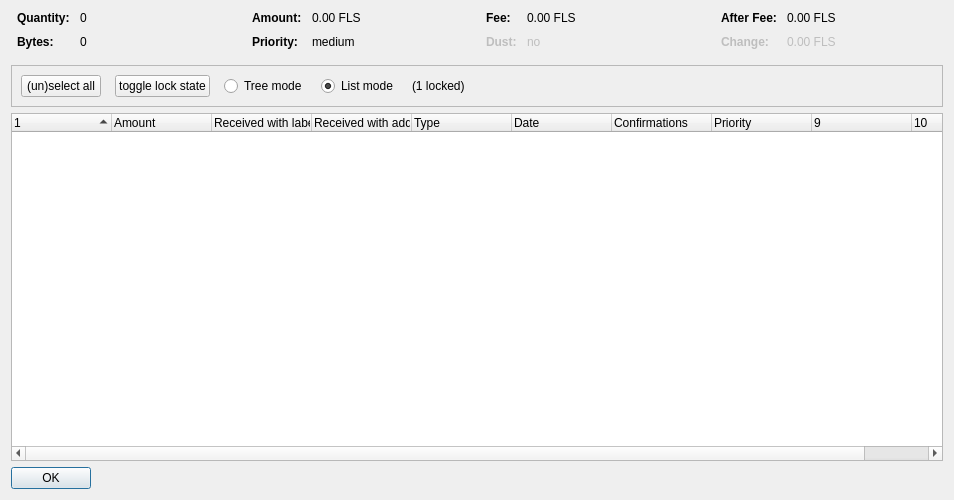
Old version of the form src/qt/forms/coincontroldialog.ui in the repository decenomy/FLS.
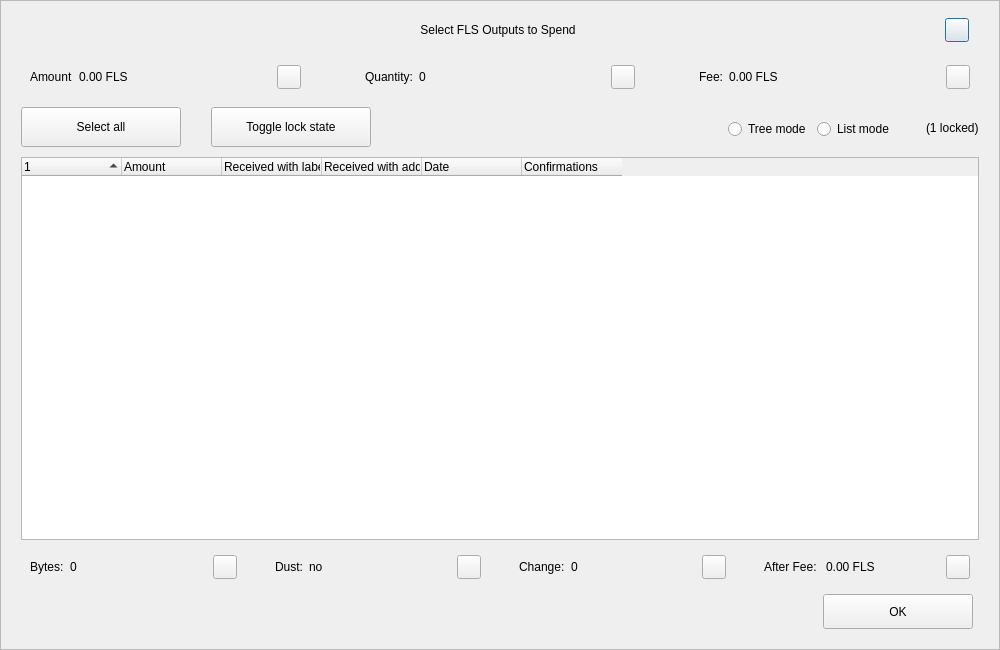
New version of the form. Custom widgets are drawn as their Qt base class.

```diff
--- a/src/qt/forms/coincontroldialog.ui
+++ b/src/qt/forms/coincontroldialog.ui
@@ -6,50 +6,226 @@
    <rect>
     <x>0</x>
     <y>0</y>
-    <width>954</width>
-    <height>500</height>
+    <width>1000</width>
+    <height>650</height>
    </rect>
   </property>
+  <property name="minimumSize">
+   <size>
+    <width>950</width>
+    <height>650</height>
+   </size>
+  </property>
   <property name="windowTitle">
    <string>Coin Selection</string>
   </property>
+  <property name="styleSheet">
+   <string notr="true"/>
+  </property>
   <layout class="QVBoxLayout" name="verticalLayout">
-   <item>
-    <layout class="QHBoxLayout" name="horizontalLayoutTop" stretch="0,0,0,0">
+   <property name="spacing">
+    <number>0</number>
+   </property>
+   <property name="leftMargin">
+    <number>0</number>
+   </property>
      <property name="topMargin">
       <number>0</number>
      </property>
+   <property name="rightMargin">
+    <number>0</number>
+   </property>
      <property name="bottomMargin">
-      <number>10</number>
+    <number>0</number>
      </property>
      <item>
-      <layout class="QFormLayout" name="formLayoutCoinControl1">
-       <property name="horizontalSpacing">
-        <number>10</number>
-       </property>
-       <property name="verticalSpacing">
-        <number>10</number>
-       </property>
+    <widget class="QFrame" name="frameContainer">
+     <property name="toolTipDuration">
+      <number>0</number>
+     </property>
+     <property name="frameShape">
+      <enum>QFrame::StyledPanel</enum>
+     </property>
+     <property name="frameShadow">
+      <enum>QFrame::Raised</enum>
+     </property>
+     <layout class="QVBoxLayout" name="verticalLayout_2">
        <property name="leftMargin">
-        <number>6</number>
+       <number>0</number>
        </property>
        <property name="rightMargin">
-        <number>6</number>
-       </property>
-       <item row="0" column="0">
+       <number>0</number>
+      </property>
+      <property name="bottomMargin">
+       <number>20</number>
+      </property>
+      <item>
+       <layout class="QHBoxLayout" name="horizontalLayout_12">
+        <property name="spacing">
+         <number>0</number>
+        </property>
+        <property name="leftMargin">
+         <number>20</number>
+        </property>
+        <property name="rightMargin">
+         <number>30</number>
+        </property>
+        <item>
+         <spacer name="horizontalSpacer_4">
+          <property name="orientation">
+           <enum>Qt::Horizontal</enum>
+          </property>
+          <property name="sizeHint" stdset="0">
+           <size>
+            <width>40</width>
+            <height>20</height>
+           </size>
+          </property>
+         </spacer>
+        </item>
+        <item>
+         <widget class="QLabel" name="labelTitle">
+          <property name="minimumSize">
+           <size>
+            <width>0</width>
+            <height>40</height>
+           </size>
+          </property>
+          <property name="maximumSize">
+           <size>
+            <width>16777215</width>
+            <height>40</height>
+           </size>
+          </property>
+          <property name="styleSheet">
+           <string notr="true">padding-left:30px;</string>
+          </property>
+          <property name="text">
+           <string>Select FLS Outputs to Spend</string>
+          </property>
+          <property name="alignment">
+           <set>Qt::AlignCenter</set>
+          </property>
+          <property name="margin">
+           <number>7</number>
+          </property>
+         </widget>
+        </item>
+        <item>
+         <spacer name="horizontalSpacer_5">
+          <property name="orientation">
+           <enum>Qt::Horizontal</enum>
+          </property>
+          <property name="sizeHint" stdset="0">
+           <size>
+            <width>40</width>
+            <height>20</height>
+           </size>
+          </property>
+         </spacer>
+        </item>
+        <item>
+         <widget class="QPushButton" name="btnEsc">
+          <property name="minimumSize">
+           <size>
+            <width>24</width>
+            <height>24</height>
+           </size>
+          </property>
+          <property name="maximumSize">
+           <size>
+            <width>24</width>
+            <height>24</height>
+           </size>
+          </property>
+          <property name="text">
+           <string/>
+          </property>
+         </widget>
+        </item>
+       </layout>
+      </item>
+      <item>
+       <layout class="QHBoxLayout" name="horizontalLayout_8">
+        <property name="leftMargin">
+         <number>20</number>
+        </property>
+        <property name="rightMargin">
+         <number>20</number>
+        </property>
+        <item>
+         <widget class="QWidget" name="layoutAmount" native="true">
+          <layout class="QHBoxLayout" name="horizontalLayout_9" stretch="0,1,0">
+           <item>
+            <widget class="QLabel" name="labelCoinControlAmountText">
+             <property name="text">
+              <string>Amount</string>
+             </property>
+            </widget>
+           </item>
+           <item>
+            <widget class="QLabel" name="labelCoinControlAmount">
+             <property name="text">
+              <string>0.00 FLS</string>
+             </property>
+            </widget>
+           </item>
+           <item alignment="Qt::AlignHCenter|Qt::AlignVCenter">
+            <widget class="QPushButton" name="pushButtonAmount">
+             <property name="minimumSize">
+              <size>
+               <width>0</width>
+               <height>24</height>
+              </size>
+             </property>
+             <property name="maximumSize">
+              <size>
+               <width>24</width>
+               <height>26</height>
+              </size>
+             </property>
+             <property name="focusPolicy">
+              <enum>Qt::NoFocus</enum>
+             </property>
+             <property name="styleSheet">
+              <string notr="true">padding-bottom:2px;
+padding-right:4px;</string>
+             </property>
+             <property name="text">
+              <string/>
+             </property>
+            </widget>
+           </item>
+          </layout>
+         </widget>
+        </item>
+        <item>
+         <spacer name="horizontalSpacer_2">
+          <property name="orientation">
+           <enum>Qt::Horizontal</enum>
+          </property>
+          <property name="sizeType">
+           <enum>QSizePolicy::Fixed</enum>
+          </property>
+          <property name="sizeHint" stdset="0">
+           <size>
+            <width>40</width>
+            <height>20</height>
+           </size>
+          </property>
+         </spacer>
+        </item>
+        <item>
+         <widget class="QWidget" name="layoutQuantity" native="true">
+          <layout class="QHBoxLayout" name="horizontalLayout_10" stretch="0,1,0">
+           <item>
         <widget class="QLabel" name="labelCoinControlQuantityText">
-         <property name="font">
-          <font>
-           <weight>75</weight>
-           <bold>true</bold>
-          </font>
-         </property>
          <property name="text">
           <string>Quantity:</string>
          </property>
         </widget>
        </item>
-       <item row="0" column="1">
+           <item>
         <widget class="QLabel" name="labelCoinControlQuantity">
          <property name="cursor">
           <cursorShape>IBeamCursor</cursorShape>
@@ -58,146 +234,66 @@
           <enum>Qt::ActionsContextMenu</enum>
          </property>
          <property name="text">
-          <string notr="true">0</string>
-         </property>
-         <property name="textInteractionFlags">
-          <set>Qt::LinksAccessibleByMouse|Qt::TextSelectableByKeyboard|Qt::TextSelectableByMouse</set>
-         </property>
-        </widget>
-       </item>
-       <item row="1" column="0">
-        <widget class="QLabel" name="labelCoinControlBytesText">
-         <property name="font">
-          <font>
-           <weight>75</weight>
-           <bold>true</bold>
-          </font>
-         </property>
-         <property name="text">
-          <string>Bytes:</string>
-         </property>
-        </widget>
-       </item>
-       <item row="1" column="1">
-        <widget class="QLabel" name="labelCoinControlBytes">
-         <property name="cursor">
-          <cursorShape>IBeamCursor</cursorShape>
-         </property>
-         <property name="contextMenuPolicy">
-          <enum>Qt::ActionsContextMenu</enum>
+              <string>0</string>
+             </property>
+            </widget>
+           </item>
+           <item alignment="Qt::AlignHCenter|Qt::AlignVCenter">
+            <widget class="QPushButton" name="pushButtonQuantity">
+             <property name="minimumSize">
+              <size>
+               <width>0</width>
+               <height>24</height>
+              </size>
+             </property>
+             <property name="maximumSize">
+              <size>
+               <width>24</width>
+               <height>26</height>
+              </size>
+             </property>
+             <property name="focusPolicy">
+              <enum>Qt::NoFocus</enum>
+             </property>
+             <property name="styleSheet">
+              <string notr="true">padding-bottom:2px;
+               padding-right:4px;</string>
          </property>
          <property name="text">
-          <string notr="true">0</string>
-         </property>
-         <property name="textInteractionFlags">
-          <set>Qt::LinksAccessibleByMouse|Qt::TextSelectableByKeyboard|Qt::TextSelectableByMouse</set>
-         </property>
+              <string/>
+             </property>
         </widget>
        </item>
       </layout>
+         </widget>
      </item>
      <item>
-      <layout class="QFormLayout" name="formLayoutCoinControl2">
-       <property name="horizontalSpacing">
-        <number>10</number>
-       </property>
-       <property name="verticalSpacing">
-        <number>10</number>
-       </property>
-       <property name="leftMargin">
-        <number>6</number>
-       </property>
-       <property name="rightMargin">
-        <number>6</number>
-       </property>
-       <item row="0" column="0">
-        <widget class="QLabel" name="labelCoinControlAmountText">
-         <property name="font">
-          <font>
-           <weight>75</weight>
-           <bold>true</bold>
-          </font>
-         </property>
-         <property name="text">
-          <string>Amount:</string>
-         </property>
-        </widget>
-       </item>
-       <item row="0" column="1">
-        <widget class="QLabel" name="labelCoinControlAmount">
-         <property name="cursor">
-          <cursorShape>IBeamCursor</cursorShape>
-         </property>
-         <property name="contextMenuPolicy">
-          <enum>Qt::ActionsContextMenu</enum>
-         </property>
-         <property name="text">
-          <string notr="true">0.00 FLS</string>
-         </property>
-         <property name="textInteractionFlags">
-          <set>Qt::LinksAccessibleByMouse|Qt::TextSelectableByKeyboard|Qt::TextSelectableByMouse</set>
-         </property>
-        </widget>
-       </item>
-       <item row="1" column="0">
-        <widget class="QLabel" name="labelCoinControlPriorityText">
-         <property name="font">
-          <font>
-           <weight>75</weight>
-           <bold>true</bold>
-          </font>
-         </property>
-         <property name="text">
-          <string>Priority:</string>
-         </property>
-        </widget>
-       </item>
-       <item row="1" column="1">
-        <widget class="QLabel" name="labelCoinControlPriority">
-         <property name="cursor">
-          <cursorShape>IBeamCursor</cursorShape>
-         </property>
-         <property name="contextMenuPolicy">
-          <enum>Qt::ActionsContextMenu</enum>
-         </property>
-         <property name="text">
-          <string>medium</string>
-         </property>
-         <property name="textInteractionFlags">
-          <set>Qt::LinksAccessibleByMouse|Qt::TextSelectableByKeyboard|Qt::TextSelectableByMouse</set>
-         </property>
-        </widget>
-       </item>
-      </layout>
-     </item>
+         <spacer name="horizontalSpacer_22">
+          <property name="orientation">
+           <enum>Qt::Horizontal</enum>
+          </property>
+          <property name="sizeType">
+           <enum>QSizePolicy::Fixed</enum>
+          </property>
+          <property name="sizeHint" stdset="0">
+           <size>
+            <width>40</width>
+            <height>20</height>
+           </size>
+          </property>
+         </spacer>
+        </item>
      <item>
-      <layout class="QFormLayout" name="formLayoutCoinControl3">
-       <property name="horizontalSpacing">
-        <number>10</number>
-       </property>
-       <property name="verticalSpacing">
-        <number>10</number>
-       </property>
-       <property name="leftMargin">
-        <number>6</number>
-       </property>
-       <property name="rightMargin">
-        <number>6</number>
-       </property>
-       <item row="0" column="0">
+         <widget class="QWidget" name="layoutFee" native="true">
+          <layout class="QHBoxLayout" name="horizontalLayout_11" stretch="0,1,0">
+           <item>
         <widget class="QLabel" name="labelCoinControlFeeText">
-         <property name="font">
-          <font>
-           <weight>75</weight>
-           <bold>true</bold>
-          </font>
-         </property>
          <property name="text">
           <string>Fee:</string>
          </property>
         </widget>
        </item>
-       <item row="0" column="1">
+           <item>
         <widget class="QLabel" name="labelCoinControlFee">
          <property name="cursor">
           <cursorShape>IBeamCursor</cursorShape>
@@ -206,129 +302,38 @@
           <enum>Qt::ActionsContextMenu</enum>
          </property>
          <property name="text">
-          <string notr="true">0.00 FLS</string>
-         </property>
-         <property name="textInteractionFlags">
-          <set>Qt::LinksAccessibleByMouse|Qt::TextSelectableByKeyboard|Qt::TextSelectableByMouse</set>
-         </property>
-        </widget>
-       </item>
-       <item row="1" column="0">
-        <widget class="QLabel" name="labelCoinControlLowOutputText">
-         <property name="enabled">
-          <bool>false</bool>
-         </property>
-         <property name="font">
-          <font>
-           <weight>75</weight>
-           <bold>true</bold>
-          </font>
-         </property>
-         <property name="text">
-          <string>Dust:</string>
-         </property>
-        </widget>
-       </item>
-       <item row="1" column="1">
-        <widget class="QLabel" name="labelCoinControlLowOutput">
-         <property name="enabled">
-          <bool>false</bool>
-         </property>
-         <property name="cursor">
-          <cursorShape>IBeamCursor</cursorShape>
-         </property>
-         <property name="contextMenuPolicy">
-          <enum>Qt::ActionsContextMenu</enum>
-         </property>
+              <string>0.00 FLS</string>
+             </property>
+            </widget>
+           </item>
+           <item alignment="Qt::AlignHCenter|Qt::AlignVCenter">
+            <widget class="QPushButton" name="pushButtonFee">
+             <property name="minimumSize">
+              <size>
+               <width>0</width>
+               <height>24</height>
+              </size>
+             </property>
+             <property name="maximumSize">
+              <size>
+               <width>24</width>
+               <height>26</height>
+              </size>
+             </property>
+             <property name="focusPolicy">
+              <enum>Qt::NoFocus</enum>
+             </property>
+             <property name="styleSheet">
+              <string notr="true">padding-bottom:2px;
+               padding-right:4px;</string>
+             </property>
          <property name="text">
-          <string>no</string>
-         </property>
-         <property name="textInteractionFlags">
-          <set>Qt::LinksAccessibleByMouse|Qt::TextSelectableByKeyboard|Qt::TextSelectableByMouse</set>
-         </property>
+              <string/>
+             </property>
         </widget>
        </item>
       </layout>
-     </item>
-     <item>
-      <layout class="QFormLayout" name="formLayoutCoinControl4">
-       <property name="horizontalSpacing">
-        <number>10</number>
-       </property>
-       <property name="verticalSpacing">
-        <number>10</number>
-       </property>
-       <property name="leftMargin">
-        <number>6</number>
-       </property>
-       <property name="rightMargin">
-        <number>6</number>
-       </property>
-       <item row="0" column="0">
-        <widget class="QLabel" name="labelCoinControlAfterFeeText">
-         <property name="font">
-          <font>
-           <weight>75</weight>
-           <bold>true</bold>
-          </font>
-         </property>
-         <property name="text">
-          <string>After Fee:</string>
-         </property>
-        </widget>
-       </item>
-       <item row="0" column="1">
-        <widget class="QLabel" name="labelCoinControlAfterFee">
-         <property name="cursor">
-          <cursorShape>IBeamCursor</cursorShape>
-         </property>
-         <property name="contextMenuPolicy">
-          <enum>Qt::ActionsContextMenu</enum>
-         </property>
-         <property name="text">
-          <string notr="true">0.00 FLS</string>
-         </property>
-         <property name="textInteractionFlags">
-          <set>Qt::LinksAccessibleByMouse|Qt::TextSelectableByKeyboard|Qt::TextSelectableByMouse</set>
-         </property>
-        </widget>
-       </item>
-       <item row="1" column="0">
-        <widget class="QLabel" name="labelCoinControlChangeText">
-         <property name="enabled">
-          <bool>false</bool>
-         </property>
-         <property name="font">
-          <font>
-           <weight>75</weight>
-           <bold>true</bold>
-          </font>
-         </property>
-         <property name="text">
-          <string>Change:</string>
-         </property>
-        </widget>
-       </item>
-       <item row="1" column="1">
-        <widget class="QLabel" name="labelCoinControlChange">
-         <property name="enabled">
-          <bool>false</bool>
-         </property>
-         <property name="cursor">
-          <cursorShape>IBeamCursor</cursorShape>
-         </property>
-         <property name="contextMenuPolicy">
-          <enum>Qt::ActionsContextMenu</enum>
-         </property>
-         <property name="text">
-          <string notr="true">0.00 FLS</string>
-         </property>
-         <property name="textInteractionFlags">
-          <set>Qt::LinksAccessibleByMouse|Qt::TextSelectableByKeyboard|Qt::TextSelectableByMouse</set>
-         </property>
-        </widget>
-       </item>
-      </layout>
+         </widget>
      </item>
     </layout>
    </item>
@@ -340,6 +345,11 @@
        <height>40</height>
       </size>
      </property>
+        <property name="styleSheet">
+         <string notr="true">#frame {
+	border:0;
+}</string>
+        </property>
      <property name="frameShape">
       <enum>QFrame::StyledPanel</enum>
      </property>
@@ -347,10 +357,25 @@
       <enum>QFrame::Sunken</enum>
      </property>
      <layout class="QHBoxLayout" name="horizontalLayout">
+         <property name="spacing">
+          <number>0</number>
+         </property>
+         <property name="leftMargin">
+          <number>20</number>
+         </property>
+         <property name="topMargin">
+          <number>0</number>
+         </property>
+         <property name="rightMargin">
+          <number>20</number>
+         </property>
+         <property name="bottomMargin">
+          <number>0</number>
+         </property>
       <item>
        <layout class="QHBoxLayout" name="horizontalLayoutPanel" stretch="0,0,0,0,0,0">
         <property name="spacing">
-         <number>14</number>
+            <number>20</number>
         </property>
         <item>
          <widget class="QPushButton" name="pushButtonSelectAll">
@@ -360,14 +385,51 @@
             <verstretch>0</verstretch>
            </sizepolicy>
           </property>
+             <property name="minimumSize">
+              <size>
+               <width>160</width>
+               <height>40</height>
+              </size>
+             </property>
+             <property name="maximumSize">
+              <size>
+               <width>16777215</width>
+               <height>40</height>
+              </size>
+             </property>
           <property name="text">
-           <string>(un)select all</string>
+              <string>Select all</string>
+             </property>
+             <property name="checkable">
+              <bool>true</bool>
+             </property>
+             <property name="checked">
+              <bool>false</bool>
+             </property>
+             <property name="autoExclusive">
+              <bool>false</bool>
           </property>
           <property name="autoDefault">
            <bool>false</bool>
           </property>
          </widget>
         </item>
+           <item>
+            <spacer name="horizontalSpacer_6">
+             <property name="orientation">
+              <enum>Qt::Horizontal</enum>
+             </property>
+             <property name="sizeType">
+              <enum>QSizePolicy::Fixed</enum>
+             </property>
+             <property name="sizeHint" stdset="0">
+              <size>
+               <width>10</width>
+               <height>20</height>
+              </size>
+             </property>
+            </spacer>
+           </item>
         <item>
          <widget class="QPushButton" name="pushButtonToggleLock">
           <property name="sizePolicy">
@@ -376,14 +438,60 @@
             <verstretch>0</verstretch>
            </sizepolicy>
           </property>
+             <property name="minimumSize">
+              <size>
+               <width>160</width>
+               <height>40</height>
+              </size>
+             </property>
+             <property name="maximumSize">
+              <size>
+               <width>16777215</width>
+               <height>40</height>
+              </size>
+             </property>
           <property name="text">
-           <string>toggle lock state</string>
+              <string>Toggle lock state</string>
+             </property>
+             <property name="checkable">
+              <bool>true</bool>
+             </property>
+             <property name="autoExclusive">
+              <bool>false</bool>
           </property>
           <property name="autoDefault">
            <bool>false</bool>
           </property>
          </widget>
         </item>
+           <item>
+            <spacer name="horizontalSpacer_7">
+             <property name="orientation">
+              <enum>Qt::Horizontal</enum>
+             </property>
+             <property name="sizeType">
+              <enum>QSizePolicy::Expanding</enum>
+             </property>
+             <property name="sizeHint" stdset="0">
+              <size>
+               <width>30</width>
+               <height>20</height>
+              </size>
+             </property>
+            </spacer>
+           </item>
+           <item alignment="Qt::AlignRight">
+            <widget class="QGroupBox" name="groupBox_2">
+             <property name="styleSheet">
+              <string notr="true">#groupBox_2 {
+    background-color:transparent;
+    border-radius:0;
+}</string>
+             </property>
+             <property name="title">
+              <string/>
+             </property>
+             <layout class="QHBoxLayout" name="horizontalLayout_14">
         <item>
          <widget class="QRadioButton" name="radioTreeMode">
           <property name="sizePolicy">
@@ -409,8 +517,11 @@
            <string>List mode</string>
           </property>
           <property name="checked">
-           <bool>true</bool>
-          </property>
+                 <bool>false</bool>
+                </property>
+               </widget>
+              </item>
+             </layout>
          </widget>
         </item>
         <item>
@@ -420,34 +531,32 @@
           </property>
          </widget>
         </item>
-        <item>
-         <spacer name="horizontalSpacer">
-          <property name="orientation">
-           <enum>Qt::Horizontal</enum>
-          </property>
-          <property name="sizeHint" stdset="0">
-           <size>
-            <width>40</width>
-            <height>20</height>
-           </size>
-          </property>
-         </spacer>
-        </item>
        </layout>
       </item>
      </layout>
     </widget>
    </item>
+      <item>
+       <layout class="QHBoxLayout" name="horizontalLayout_13">
+        <property name="leftMargin">
+         <number>20</number>
+        </property>
+        <property name="rightMargin">
+         <number>20</number>
+        </property>
    <item>
     <widget class="CoinControlTreeWidget" name="treeWidget">
      <property name="contextMenuPolicy">
       <enum>Qt::CustomContextMenu</enum>
      </property>
+          <property name="styleSheet">
+           <string notr="true"/>
+          </property>
      <property name="sortingEnabled">
       <bool>false</bool>
      </property>
      <property name="columnCount">
-      <number>10</number>
+           <number>6</number>
      </property>
      <attribute name="headerShowSortIndicator" stdset="0">
       <bool>true</bool>
@@ -475,11 +584,6 @@
        <string>Received with address</string>
       </property>
      </column>
-     <column>
-      <property name="text">
-       <string>Type</string>
-      </property>
-     </column>
      <column>
       <property name="text">
        <string>Date</string>
@@ -493,37 +597,247 @@
        <string>Confirmed</string>
       </property>
      </column>
-     <column>
+         </widget>
+        </item>
+       </layout>
+      </item>
+      <item>
+       <layout class="QHBoxLayout" name="horizontalLayout_3">
+        <property name="spacing">
+         <number>20</number>
+        </property>
+        <property name="leftMargin">
+         <number>20</number>
+        </property>
+        <property name="rightMargin">
+         <number>20</number>
+        </property>
+        <item>
+         <widget class="QWidget" name="layoutBytes" native="true">
+          <layout class="QHBoxLayout" name="horizontalLayout_4" stretch="0,1,0">
+           <item>
+            <widget class="QLabel" name="labelCoinControlBytesText">
       <property name="text">
-       <string>Priority</string>
-      </property>
-     </column>
-     <column>
+              <string>Bytes:</string>
+             </property>
+            </widget>
+           </item>
+           <item>
+            <widget class="QLabel" name="labelCoinControlBytes">
       <property name="text">
+              <string>0</string>
+             </property>
+            </widget>
+           </item>
+           <item alignment="Qt::AlignHCenter|Qt::AlignVCenter">
+            <widget class="QPushButton" name="pushButtonBytes">
+             <property name="minimumSize">
+              <size>
+               <width>0</width>
+               <height>24</height>
+              </size>
+             </property>
+             <property name="maximumSize">
+              <size>
+               <width>24</width>
+               <height>26</height>
+              </size>
+             </property>
+             <property name="focusPolicy">
+              <enum>Qt::NoFocus</enum>
+             </property>
+             <property name="styleSheet">
+              <string notr="true">padding-bottom:2px;
+               padding-right:4px;</string>
+             </property>
+             <property name="text">
        <string/>
       </property>
-     </column>
-     <column>
+            </widget>
+           </item>
+          </layout>
+         </widget>
+        </item>
+        <item>
+         <widget class="QWidget" name="layoutDust" native="true">
+          <layout class="QHBoxLayout" name="horizontalLayout_5" stretch="0,1,0">
+           <item>
+            <widget class="QLabel" name="labelCoinControlLowOutputText">
       <property name="text">
+              <string>Dust:</string>
+             </property>
+            </widget>
+           </item>
+           <item>
+            <widget class="QLabel" name="labelCoinControlLowOutput">
+             <property name="text">
+              <string>no</string>
+             </property>
+            </widget>
+           </item>
+           <item alignment="Qt::AlignHCenter|Qt::AlignVCenter">
+            <widget class="QPushButton" name="pushButtonDust">
+             <property name="minimumSize">
+              <size>
+               <width>0</width>
+               <height>24</height>
+              </size>
+             </property>
+             <property name="maximumSize">
+              <size>
+               <width>24</width>
+               <height>26</height>
+              </size>
+             </property>
+             <property name="focusPolicy">
+              <enum>Qt::NoFocus</enum>
+             </property>
+             <property name="styleSheet">
+              <string notr="true">padding-bottom:2px;
+               padding-right:4px;</string>
+             </property>
+             <property name="text">
        <string/>
       </property>
-     </column>
-    </widget>
-   </item>
+            </widget>
+           </item>
+          </layout>
+         </widget>
+        </item>
    <item>
-    <widget class="QDialogButtonBox" name="buttonBox">
-     <property name="sizePolicy">
-      <sizepolicy hsizetype="Maximum" vsizetype="Fixed">
-       <horstretch>0</horstretch>
-       <verstretch>0</verstretch>
-      </sizepolicy>
-     </property>
+         <widget class="QWidget" name="layoutChange" native="true">
+          <layout class="QHBoxLayout" name="horizontalLayout_6" stretch="0,1,0">
+           <item>
+            <widget class="QLabel" name="labelCoinControlChangeText">
+             <property name="text">
+              <string>Change:</string>
+             </property>
+            </widget>
+           </item>
+           <item>
+            <widget class="QLabel" name="labelCoinControlChange">
+             <property name="text">
+              <string>0</string>
+             </property>
+            </widget>
+           </item>
+           <item alignment="Qt::AlignHCenter|Qt::AlignVCenter">
+            <widget class="QPushButton" name="pushButtonChange">
+             <property name="minimumSize">
+              <size>
+               <width>0</width>
+               <height>24</height>
+              </size>
+             </property>
+             <property name="maximumSize">
+              <size>
+               <width>24</width>
+               <height>26</height>
+              </size>
+             </property>
+             <property name="focusPolicy">
+              <enum>Qt::NoFocus</enum>
+             </property>
+             <property name="styleSheet">
+              <string notr="true">padding-bottom:2px;
+               padding-right:4px;</string>
+             </property>
+             <property name="text">
+              <string/>
+             </property>
+            </widget>
+           </item>
+          </layout>
+         </widget>
+        </item>
+        <item>
+         <widget class="QWidget" name="layoutAfter" native="true">
+          <layout class="QHBoxLayout" name="horizontalLayout_7" stretch="0,1,0">
+           <item>
+            <widget class="QLabel" name="labelCoinControlAfterFeeText">
+             <property name="text">
+              <string>After Fee: </string>
+             </property>
+            </widget>
+           </item>
+           <item>
+            <widget class="QLabel" name="labelCoinControlAfterFee">
+             <property name="text">
+              <string>0.00 FLS</string>
+             </property>
+            </widget>
+           </item>
+           <item alignment="Qt::AlignHCenter|Qt::AlignVCenter">
+            <widget class="QPushButton" name="pushButtonAlterFee">
+             <property name="minimumSize">
+              <size>
+               <width>0</width>
+               <height>24</height>
+              </size>
+             </property>
+             <property name="maximumSize">
+              <size>
+               <width>24</width>
+               <height>26</height>
+              </size>
+             </property>
+             <property name="focusPolicy">
+              <enum>Qt::NoFocus</enum>
+             </property>
+             <property name="styleSheet">
+              <string notr="true">padding-bottom:2px;
+               padding-right:4px;</string>
+             </property>
+             <property name="text">
+              <string/>
+             </property>
+            </widget>
+           </item>
+          </layout>
+         </widget>
+        </item>
+       </layout>
+      </item>
+      <item>
+       <layout class="QHBoxLayout" name="horizontalLayout_2">
+        <property name="spacing">
+         <number>0</number>
+        </property>
+        <property name="leftMargin">
+         <number>20</number>
+        </property>
+        <property name="rightMargin">
+         <number>26</number>
+        </property>
+        <item>
+         <spacer name="horizontalSpacer_3">
      <property name="orientation">
       <enum>Qt::Horizontal</enum>
      </property>
-     <property name="standardButtons">
-      <set>QDialogButtonBox::Ok</set>
-     </property>
+          <property name="sizeHint" stdset="0">
+           <size>
+            <width>558</width>
+            <height>20</height>
+           </size>
+          </property>
+         </spacer>
+        </item>
+        <item>
+         <widget class="QPushButton" name="pushButtonOk">
+          <property name="minimumSize">
+           <size>
+            <width>150</width>
+            <height>35</height>
+           </size>
+          </property>
+          <property name="text">
+           <string>OK</string>
+          </property>
+         </widget>
+        </item>
+       </layout>
+      </item>
+     </layout>
     </widget>
    </item>
   </layout>
```
Left out of the diff: 12 changed lines with no effect on the pictures. Lines whose indentation alone changed are shown as unchanged.
